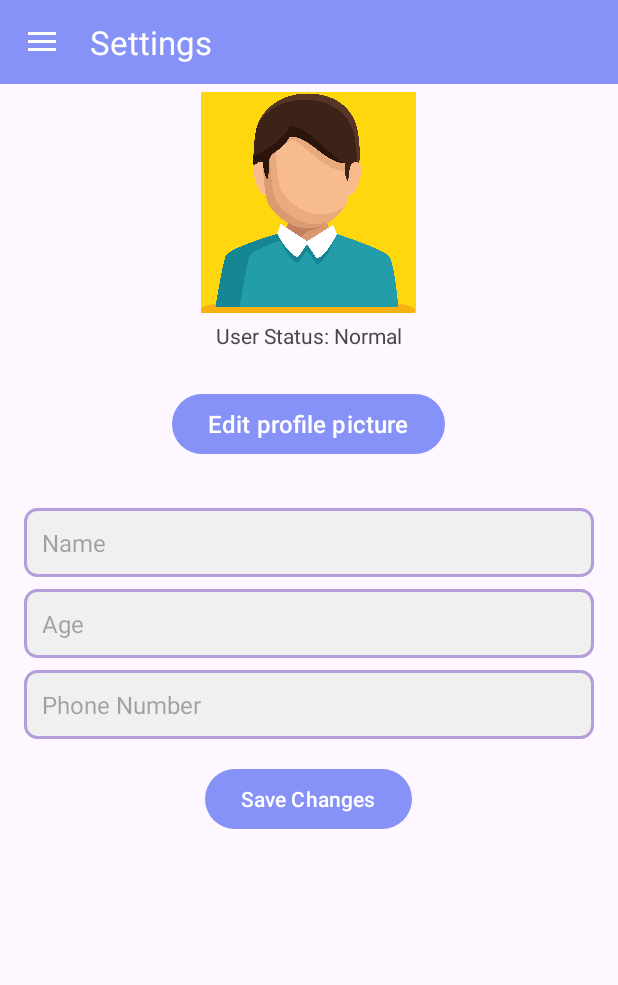
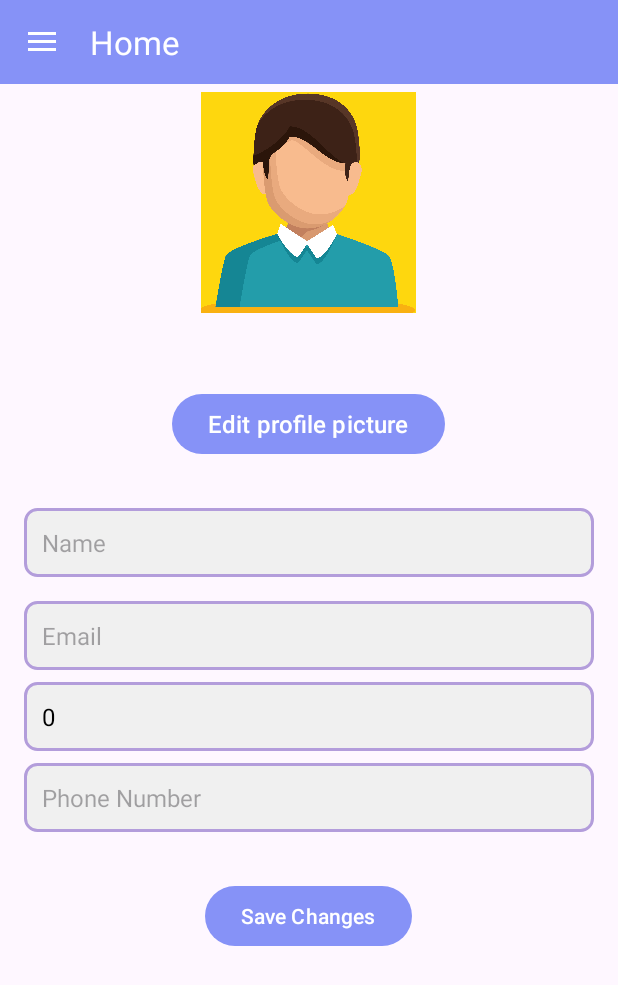
Before and after one commit to kiaslong/StuManage, an Android app: the fragment SettingsFragment placed in its activity, on a phone screen of 412 x 824 dp. Shown: the top 985 px of the screen. Run offline under Robolectric (Android 15) with nearby library versions, the phone set to English and light mode, and no system bars; our stand-ins replace Firebase (no records; nobody signed in at launch, a user with empty details on screens opened directly); 3 statements that could not run were skipped.

Commit message:
put data in to settings and reconfig show if is admin

```diff
--- a/app/src/main/java/com/ppl/stumanage/LoginActivity.java
+++ b/app/src/main/java/com/ppl/stumanage/LoginActivity.java
@@ -1,6 +1,7 @@
 package com.ppl.stumanage;
 
 
+import android.content.Intent;
 import android.os.Bundle;
 import android.util.Log;
 import android.util.Patterns;
@@ -63,6 +64,9 @@
                         if (task.isSuccessful()) {
                             // Login success, handle accordingly
                             Toast.makeText(LoginActivity.this, "Login successful", Toast.LENGTH_SHORT).show();
+
+                            startActivity(new Intent(LoginActivity.this, MainActivity.class));
+                            finish();
                             FirebaseUser user = firebaseAuth.getCurrentUser();
                             if (user != null) {
                                 // Get the current timestamp
--- a/app/src/main/java/com/ppl/stumanage/MainActivity.java
+++ b/app/src/main/java/com/ppl/stumanage/MainActivity.java
@@ -14,6 +14,8 @@
 import android.widget.Toast;
 
 import com.google.android.material.navigation.NavigationView;
+import com.google.firebase.auth.FirebaseAuth;
+import com.google.firebase.auth.FirebaseUser;
 import com.ppl.stumanage.UserManagement.ManageUserFragment;
 
 public class MainActivity extends AppCompatActivity implements NavigationView.OnNavigationItemSelectedListener {
@@ -59,6 +61,10 @@
 
 
     private boolean checkIfAdmin() {
+        FirebaseAuth firebaseAuth = FirebaseAuth.getInstance();
+        FirebaseUser currentUser = firebaseAuth.getCurrentUser();
+            if(!currentUser.getEmail().equals("admin@gmail.com"))
+                return false;
         return true;
     }
 
@@ -76,7 +82,7 @@
         } else if (itemId == R.id.nav_about) {
             getSupportFragmentManager().beginTransaction().replace(R.id.fragment_container, new AboutFragment()).commit();
         } else if (itemId == R.id.nav_logout) {
-            Toast.makeText(this, "Logout!", Toast.LENGTH_SHORT).show();
+            finish();
         }
 
         drawerLayout.closeDrawer(GravityCompat.START);
--- a/app/src/main/java/com/ppl/stumanage/SettingsFragment.java
+++ b/app/src/main/java/com/ppl/stumanage/SettingsFragment.java
@@ -1,13 +1,27 @@
 package com.ppl.stumanage;
 
+import android.annotation.SuppressLint;
 import android.os.Bundle;
 
 import androidx.appcompat.app.AppCompatActivity;
+import androidx.core.content.ContextCompat;
 import androidx.fragment.app.Fragment;
 
+import android.util.Log;
 import android.view.LayoutInflater;
 import android.view.View;
 import android.view.ViewGroup;
+import android.widget.Button;
+import android.widget.EditText;
+import android.widget.TextView;
+
+import com.google.firebase.auth.FirebaseAuth;
+import com.google.firebase.auth.FirebaseUser;
+import com.google.firebase.firestore.DocumentReference;
+import com.google.firebase.firestore.FirebaseFirestore;
+import com.google.firebase.firestore.QueryDocumentSnapshot;
+import com.google.protobuf.StringValue;
+import com.ppl.stumanage.UserManagement.SystemUser;
 
 
 public class SettingsFragment extends Fragment {
@@ -27,12 +41,66 @@
     }
 
     @Override
-    public View onCreateView(LayoutInflater inflater, ViewGroup container,
-                             Bundle savedInstanceState) {
-        if (getActivity() != null) {
-            ((AppCompatActivity) getActivity()).getSupportActionBar().setTitle("Settings");
+    public View onCreateView(LayoutInflater inflater, ViewGroup container, Bundle savedInstanceState) {
+        View view = inflater.inflate(R.layout.fragment_settings, container, false);
+
+        // Find all EditText fields
+        EditText editTextEmail = view.findViewById(R.id.editTextEmail);
+        EditText editTextName = view.findViewById(R.id.editTextName);
+        EditText editTextAge = view.findViewById(R.id.editTextAge);
+        EditText editTextPhoneNumber = view.findViewById(R.id.editTextPhoneNumber);
+        TextView tvStatus= view.findViewById(R.id.textViewStatus);
+
+
+        FirebaseAuth firebaseAuth = FirebaseAuth.getInstance();
+        FirebaseUser currentUser = firebaseAuth.getCurrentUser();
+        if (currentUser != null) {
+            String userUid = currentUser.getUid();
+            FirebaseFirestore db = FirebaseFirestore.getInstance();
+            DocumentReference userRef = db.collection("users").document(userUid);
+
+
+            userRef.get().addOnSuccessListener(queryDocumentSnapshot -> {
+                // Clear the list before adding new data
+
+
+
+
+                    String userName = queryDocumentSnapshot.getString("name");
+                    int userAge = queryDocumentSnapshot.getLong("age").intValue();
+                    String userEmail = queryDocumentSnapshot.getString("email");
+                    String userPhoneNumber = queryDocumentSnapshot.getString("phoneNumber");
+                    String userStatus = queryDocumentSnapshot.getString("status");
+
+                    editTextName.setText(userName);
+                    editTextEmail.setText(userEmail);
+                    editTextAge.setText(String.valueOf(userAge));
+                    editTextPhoneNumber.setText(userPhoneNumber);
+                    tvStatus.setText(userStatus);
+
+                if (userStatus.equals("Locked")) {
+                    tvStatus.setTextColor(ContextCompat.getColor(requireContext(), R.color.red));
+                } else if (userStatus.equals("Normal")) {
+                    tvStatus.setTextColor(ContextCompat.getColor(requireContext(), R.color.green));
+                }
+
+
+            }).addOnFailureListener(e -> {
+                // Handle any errors that may occur during the fetch
+                Log.e("ViewUsersFragment", "Error fetching users: " + e.getMessage());
+
+            });
+
         }
-        // Inflate the layout for this fragment
-        return inflater.inflate(R.layout.fragment_settings, container, false);
+
+
+
+        // Handle Save Changes button click
+        Button btnSaveChanges = view.findViewById(R.id.btnSaveChanges);
+        btnSaveChanges.setOnClickListener(v -> {
+
+        });
+
+        return view;
     }
 }
--- a/app/src/main/java/com/ppl/stumanage/UserManagement/SystemUserAdapter.java
+++ b/app/src/main/java/com/ppl/stumanage/UserManagement/SystemUserAdapter.java
@@ -23,7 +23,7 @@
     private List<SystemUser> systemUserList = new ArrayList<>();
     interface UserItemClickListener {
         void onEditClicked(SystemUser user);
-        void onDeleteClicked(SystemUser user);
+
         void onLockClicked(SystemUser user);
     }
 
@@ -125,9 +125,6 @@
             if (itemId == R.id.action_edit) {
                 clickListener.onEditClicked(systemUser);
                 return true;
-            } else if (itemId == R.id.action_delete) {
-                clickListener.onDeleteClicked(systemUser);
-                return true;
             } else if (itemId == R.id.action_lock) {
                 clickListener.onLockClicked(systemUser);
                 return true;
--- a/app/src/main/res/layout/fragment_settings.xml
+++ b/app/src/main/res/layout/fragment_settings.xml
@@ -58,6 +58,18 @@
                 android:textSize="16sp"
                 android:textColor="@color/black" />
 
+            <EditText
+                android:id="@+id/editTextEmail"
+                android:layout_width="match_parent"
+                android:layout_height="wrap_content"
+                android:hint="Email"
+                android:inputType="textEmailAddress"
+                android:layout_marginTop="16dp"
+                android:background="@drawable/edit_text_background"
+                android:padding="12dp"
+                android:textSize="16sp"
+                android:textColor="@color/black" />
+
             <!-- User Age -->
             <EditText
                 android:id="@+id/editTextAge"
@@ -86,13 +98,15 @@
 
 
             <!-- Save Changes Button -->
+
+        </LinearLayout>
             <Button
-                android:layout_width="wrap_content"
-                android:layout_height="wrap_content"
-                android:text="Save Changes"
-                android:layout_gravity="center_horizontal"
-                android:layout_marginTop="16dp"/>
-        </LinearLayout>
+            android:id="@+id/btnSaveChanges"
+            android:layout_width="wrap_content"
+            android:layout_height="wrap_content"
+            android:text="Save Changes"
+            android:layout_gravity="center_horizontal"
+            android:layout_marginTop="16dp"/>
 
     </LinearLayout>
 </ScrollView>
--- a/app/src/main/res/menu/user_context_menu.xml
+++ b/app/src/main/res/menu/user_context_menu.xml
@@ -8,9 +8,6 @@
         android:id="@+id/action_edit"
         android:title="Edit" />
     <item
-        android:id="@+id/action_delete"
-        android:title="Delete" />
-    <item
         android:id="@+id/action_lock"
         android:title="Lock" />
 </menu>
```
Also changed, not shown: app/src/main/AndroidManifest.xml (+7 -2 lines), app/src/main/java/com/ppl/stumanage/UserManagement/ViewUsersFragment.java (+8 -5 lines).
